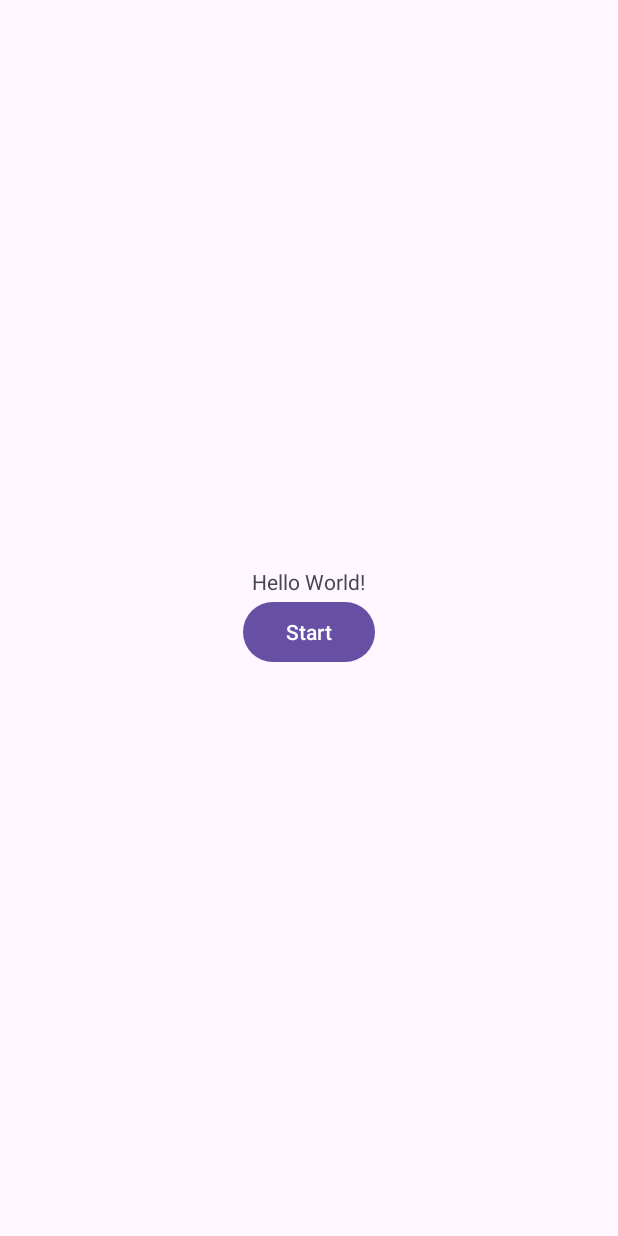
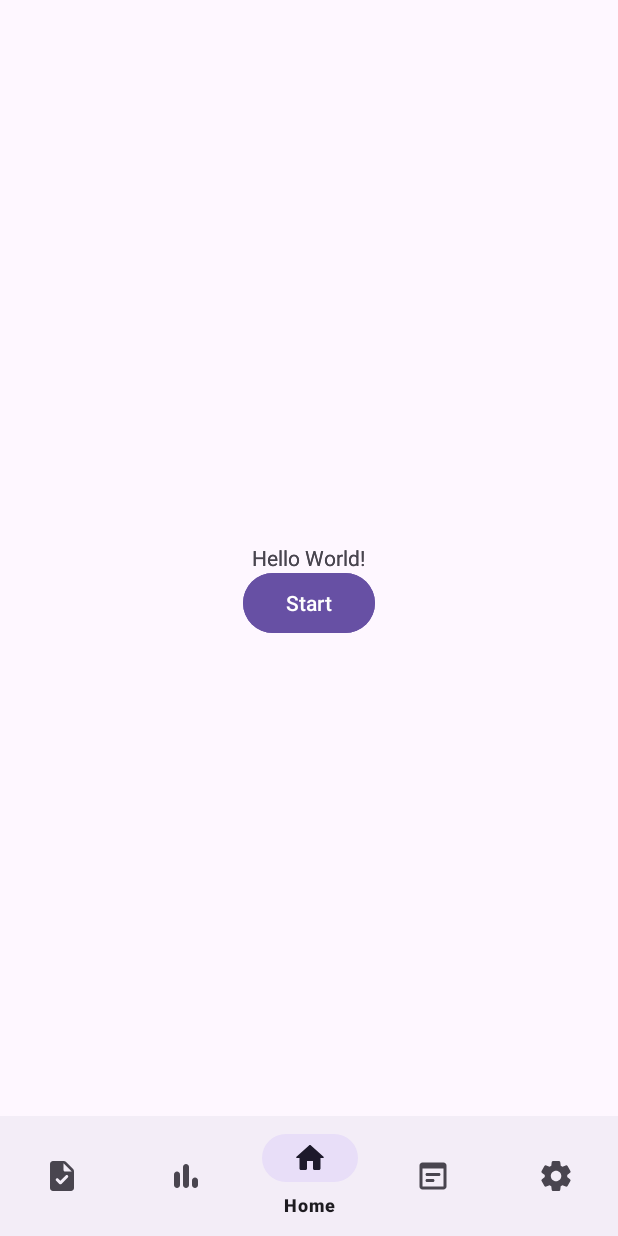
Before and after one commit to PANKAKE-tm/productivity-time-managment-app, an Android app: the screen it shows after launch (MainActivity), on a phone screen of 412 x 824 dp. Run offline under Robolectric (Android 15) with nearby library versions, the phone set to English and light mode, and no system bars.

Commit message:
Created nav menu with navigations (#2)
Menu

```diff
--- /dev/null
+++ b/app/src/main/java/com/example/myapplication/HomeFragment.java
@@ -0,0 +1,29 @@
+package com.example.myapplication;
+
+import android.content.Intent;
+import android.os.Bundle;
+
+import androidx.fragment.app.Fragment;
+
+import android.view.LayoutInflater;
+import android.view.View;
+import android.view.ViewGroup;
+import android.widget.Button;
+
+public class HomeFragment extends Fragment {
+    @Override
+    public View onCreateView(LayoutInflater inflater, ViewGroup container, Bundle savedInstanceState) {
+        View view = inflater.inflate(R.layout.fragment_home, container, false);
+
+        Button pomodoroButt = view.findViewById(R.id.startButton);
+        pomodoroButt.setOnClickListener(v -> {
+            Intent intent = new Intent(getActivity(), PomodoroTimer.class);
+            intent.putExtra("StudyTime", (long)(1 * 60 * 1000));
+            intent.putExtra("RestTime", (long)(0.5 * 60 * 1000));
+
+            startActivity(intent);
+        });
+
+        return view;
+    }
+}
--- a/app/src/main/java/com/example/myapplication/MainActivity.java
+++ b/app/src/main/java/com/example/myapplication/MainActivity.java
@@ -1,24 +1,65 @@
 package com.example.myapplication;
 
+import androidx.annotation.NonNull;
 import androidx.appcompat.app.AppCompatActivity;
+import androidx.fragment.app.Fragment;
+import androidx.fragment.app.FragmentManager;
+import androidx.fragment.app.FragmentTransaction;
+
 import android.content.Intent;
 import android.os.Bundle;
+import android.view.MenuItem;
 import android.widget.Button;
+import android.widget.FrameLayout;
+
+import com.google.android.material.bottomnavigation.BottomNavigationView;
 
 public class MainActivity extends AppCompatActivity {
+
+    private BottomNavigationView bottomNavigationView;
+    private FrameLayout frameLayout;
+
     @Override
     protected void onCreate(Bundle savedInstanceState) {
         super.onCreate(savedInstanceState);
         setContentView(R.layout.activity_main);
 
+        bottomNavigationView = findViewById(R.id.bottomNavView);
+        frameLayout = findViewById(R.id.frameLayout);
+        bottomNavigationView.setOnNavigationItemSelectedListener(new BottomNavigationView.OnNavigationItemSelectedListener() {
+            @Override
+            public boolean onNavigationItemSelected(@NonNull MenuItem item) {
 
-        Button pomodoroButt = findViewById(R.id.startButton);
-        pomodoroButt.setOnClickListener(v -> {
-            Intent intent = new Intent(getBaseContext(), PomodoroTimer.class);
-            intent.putExtra("StudyTime", (long)(1 * 60 * 1000));
-            intent.putExtra("RestTime", (long)(0.5 * 60 * 1000));
+                int itemId = item.getItemId();
 
-            startActivity(intent);
+                if (itemId == R.id.navHome)
+                {
+                    loadFragment(new HomeFragment(), false);
+                } else if (itemId == R.id.navNews) {
+                    loadFragment(new NewsFragment(), false);
+                } else if (itemId == R.id.navSettings) {
+                    loadFragment(new SettingsFragment(), false);
+                } else if (itemId == R.id.navStatistics) {
+                    loadFragment(new StatisticsFragment(), false);
+                } else { // nav Tasks
+                    loadFragment(new TasksFragment(), false);
+                }
+                return true;
+            }
         });
+
+        bottomNavigationView.setSelectedItemId(R.id.navHome);
+        loadFragment(new HomeFragment(), true);
+    }
+
+    private void loadFragment(Fragment fragment, boolean isAppInitialized) {
+        FragmentManager fragmentManager = getSupportFragmentManager();
+        FragmentTransaction fragmentTransaction = fragmentManager.beginTransaction();
+        if (isAppInitialized) {
+            fragmentTransaction.add(R.id.frameLayout, fragment);
+        } else {
+            fragmentTransaction.replace(R.id.frameLayout, fragment);
+        }
+        fragmentTransaction.commit();
     }
 }
--- /dev/null
+++ b/app/src/main/res/drawable/home.xml
@@ -0,0 +1,5 @@
+<vector android:height="24dp" android:tint="#000000"
+    android:viewportHeight="24" android:viewportWidth="24"
+    android:width="24dp" xmlns:android="http://schemas.android.com/apk/res/android">
+    <path android:fillColor="@android:color/white" android:pathData="M10,19v-5h4v5c0,0.55 0.45,1 1,1h3c0.55,0 1,-0.45 1,-1v-7h1.7c0.46,0 0.68,-0.57 0.33,-0.87L12.67,3.6c-0.38,-0.34 -0.96,-0.34 -1.34,0l-8.36,7.53c-0.34,0.3 -0.13,0.87 0.33,0.87H5v7c0,0.55 0.45,1 1,1h3c0.55,0 1,-0.45 1,-1z"/>
+</vector>
--- /dev/null
+++ b/app/src/main/res/drawable/news.xml
@@ -0,0 +1,5 @@
+<vector android:autoMirrored="true" android:height="24dp"
+    android:tint="#000000" android:viewportHeight="24"
+    android:viewportWidth="24" android:width="24dp" xmlns:android="http://schemas.android.com/apk/res/android">
+    <path android:fillColor="@android:color/white" android:pathData="M19,3H5C3.89,3 3,3.9 3,5v14c0,1.1 0.89,2 2,2h14c1.1,0 2,-0.9 2,-2V5C21,3.9 20.11,3 19,3zM19,19H5V7h14V19zM16,12H8c-0.55,0 -1,-0.45 -1,-1v0c0,-0.55 0.45,-1 1,-1h8c0.55,0 1,0.45 1,1v0C17,11.55 16.55,12 16,12zM12,16H8c-0.55,0 -1,-0.45 -1,-1v0c0,-0.55 0.45,-1 1,-1h4c0.55,0 1,0.45 1,1v0C13,15.55 12.55,16 12,16z"/>
+</vector>
--- /dev/null
+++ b/app/src/main/res/drawable/settings.xml
@@ -0,0 +1,5 @@
+<vector android:height="24dp" android:tint="#000000"
+    android:viewportHeight="24" android:viewportWidth="24"
+    android:width="24dp" xmlns:android="http://schemas.android.com/apk/res/android">
+    <path android:fillColor="@android:color/white" android:pathData="M19.5,12c0,-0.23 -0.01,-0.45 -0.03,-0.68l1.86,-1.41c0.4,-0.3 0.51,-0.86 0.26,-1.3l-1.87,-3.23c-0.25,-0.44 -0.79,-0.62 -1.25,-0.42l-2.15,0.91c-0.37,-0.26 -0.76,-0.49 -1.17,-0.68l-0.29,-2.31C14.8,2.38 14.37,2 13.87,2h-3.73C9.63,2 9.2,2.38 9.14,2.88L8.85,5.19c-0.41,0.19 -0.8,0.42 -1.17,0.68L5.53,4.96c-0.46,-0.2 -1,-0.02 -1.25,0.42L2.41,8.62c-0.25,0.44 -0.14,0.99 0.26,1.3l1.86,1.41C4.51,11.55 4.5,11.77 4.5,12s0.01,0.45 0.03,0.68l-1.86,1.41c-0.4,0.3 -0.51,0.86 -0.26,1.3l1.87,3.23c0.25,0.44 0.79,0.62 1.25,0.42l2.15,-0.91c0.37,0.26 0.76,0.49 1.17,0.68l0.29,2.31C9.2,21.62 9.63,22 10.13,22h3.73c0.5,0 0.93,-0.38 0.99,-0.88l0.29,-2.31c0.41,-0.19 0.8,-0.42 1.17,-0.68l2.15,0.91c0.46,0.2 1,0.02 1.25,-0.42l1.87,-3.23c0.25,-0.44 0.14,-0.99 -0.26,-1.3l-1.86,-1.41C19.49,12.45 19.5,12.23 19.5,12zM12.04,15.5c-1.93,0 -3.5,-1.57 -3.5,-3.5s1.57,-3.5 3.5,-3.5s3.5,1.57 3.5,3.5S13.97,15.5 12.04,15.5z"/>
+</vector>
--- /dev/null
+++ b/app/src/main/res/drawable/statistics.xml
@@ -0,0 +1,7 @@
+<vector android:height="24dp" android:tint="#000000"
+    android:viewportHeight="24" android:viewportWidth="24"
+    android:width="24dp" xmlns:android="http://schemas.android.com/apk/res/android">
+    <path android:fillColor="@android:color/white" android:pathData="M6,20L6,20c1.1,0 2,-0.9 2,-2v-7c0,-1.1 -0.9,-2 -2,-2h0c-1.1,0 -2,0.9 -2,2v7C4,19.1 4.9,20 6,20z"/>
+    <path android:fillColor="@android:color/white" android:pathData="M16,15v3c0,1.1 0.9,2 2,2h0c1.1,0 2,-0.9 2,-2v-3c0,-1.1 -0.9,-2 -2,-2h0C16.9,13 16,13.9 16,15z"/>
+    <path android:fillColor="@android:color/white" android:pathData="M12,20L12,20c1.1,0 2,-0.9 2,-2V6c0,-1.1 -0.9,-2 -2,-2h0c-1.1,0 -2,0.9 -2,2v12C10,19.1 10.9,20 12,20z"/>
+</vector>
--- /dev/null
+++ b/app/src/main/res/drawable/tasks.xml
@@ -0,0 +1,5 @@
+<vector android:height="24dp" android:tint="#000000"
+    android:viewportHeight="24" android:viewportWidth="24"
+    android:width="24dp" xmlns:android="http://schemas.android.com/apk/res/android">
+    <path android:fillColor="@android:color/white" android:pathData="M19.41,7.41l-4.83,-4.83C14.21,2.21 13.7,2 13.17,2H6C4.9,2 4.01,2.9 4.01,4L4,20c0,1.1 0.89,2 1.99,2H18c1.1,0 2,-0.9 2,-2V8.83C20,8.3 19.79,7.79 19.41,7.41zM10.23,17.29l-2.12,-2.12c-0.39,-0.39 -0.39,-1.02 0,-1.41l0,0c0.39,-0.39 1.02,-0.39 1.41,0l1.41,1.41l3.54,-3.54c0.39,-0.39 1.02,-0.39 1.41,0l0,0c0.39,0.39 0.39,1.02 0,1.41l-4.24,4.24C11.26,17.68 10.62,17.68 10.23,17.29zM14,9c-0.55,0 -1,-0.45 -1,-1V3.5L18.5,9H14z"/>
+</vector>
--- a/app/src/main/res/layout/activity_main.xml
+++ b/app/src/main/res/layout/activity_main.xml
@@ -9,20 +9,16 @@
     android:layout_height="match_parent"
     tools:context=".MainActivity">
 
-    <TextView
-        android:layout_width="wrap_content"
+    <FrameLayout
+        android:id="@+id/frameLayout"
+        android:layout_width="match_parent"
+        android:layout_weight="1"
+        android:layout_height="match_parent" />
+
+    <com.google.android.material.bottomnavigation.BottomNavigationView
+        android:id="@+id/bottomNavView"
+        android:layout_width="match_parent"
+        app:menu="@menu/bottom_nav_menu"
         android:layout_height="wrap_content"
-        android:text="Hello World!"
-        app:layout_constraintBottom_toBottomOf="parent"
-        app:layout_constraintEnd_toEndOf="parent"
-        app:layout_constraintStart_toStartOf="parent"
-        app:layout_constraintTop_toTopOf="parent" />
-
-    <Button
-        android:id="@+id/startButton"
-        android:layout_width="wrap_content"
-        android:layout_height="wrap_content"
-        android:text="Start"
-        tools:ignore="HardcodedText" />
-
+        />
 </LinearLayout>
--- /dev/null
+++ b/app/src/main/res/layout/fragment_home.xml
@@ -0,0 +1,25 @@
+<?xml version="1.0" encoding="utf-8"?>
+<FrameLayout xmlns:android="http://schemas.android.com/apk/res/android"
+    xmlns:tools="http://schemas.android.com/tools"
+    android:layout_width="match_parent"
+    android:layout_height="match_parent"
+    tools:context=".HomeFragment">
+
+
+    <TextView
+        android:layout_width="wrap_content"
+        android:layout_height="wrap_content"
+        android:text="Hello World!"
+        android:layout_gravity="center"
+        android:gravity="center" />
+
+    <Button
+        android:id="@+id/startButton"
+        android:layout_width="wrap_content"
+        android:layout_height="wrap_content"
+        android:layout_marginTop="30dp"
+        android:layout_gravity="center"
+        android:text="Start"
+        tools:ignore="HardcodedText" />
+
+</FrameLayout>
--- /dev/null
+++ b/app/src/main/res/menu/bottom_nav_menu.xml
@@ -0,0 +1,34 @@
+<?xml version="1.0" encoding="utf-8"?>
+<menu xmlns:android="http://schemas.android.com/apk/res/android">
+
+    <item
+        android:id="@+id/navTasks"
+        android:layout_width="wrap_content"
+        android:layout_height="wrap_content"
+        android:icon="@drawable/tasks"
+        android:title="Tasks" />
+    <item
+        android:id="@+id/navStatistics"
+        android:layout_width="wrap_content"
+        android:layout_height="wrap_content"
+        android:icon="@drawable/statistics"
+        android:title="Statistics" />
+    <item
+        android:id="@+id/navHome"
+        android:layout_width="wrap_content"
+        android:layout_height="wrap_content"
+        android:icon="@drawable/home"
+        android:title="Home" />
+    <item
+        android:id="@+id/navNews"
+        android:layout_width="wrap_content"
+        android:layout_height="wrap_content"
+        android:icon="@drawable/news"
+        android:title="News" />
+    <item
+        android:id="@+id/navSettings"
+        android:layout_width="wrap_content"
+        android:layout_height="wrap_content"
+        android:icon="@drawable/settings"
+        android:title="Settings" />
+</menu>
```
Also changed, not shown: app/src/main/java/com/example/myapplication/NewsFragment.java (added, +17 -0 lines), app/src/main/java/com/example/myapplication/SettingsFragment.java (added, +17 -0 lines), app/src/main/java/com/example/myapplication/StatisticsFragment.java (added, +17 -0 lines), app/src/main/java/com/example/myapplication/TasksFragment.java (added, +16 -0 lines), app/src/main/res/layout/fragment_news.xml (added, +17 -0 lines), app/src/main/res/layout/fragment_settings.xml (added, +17 -0 lines), app/src/main/res/layout/fragment_statistics.xml (added, +17 -0 lines), app/src/main/res/layout/fragment_tasks.xml (added, +17 -0 lines).
